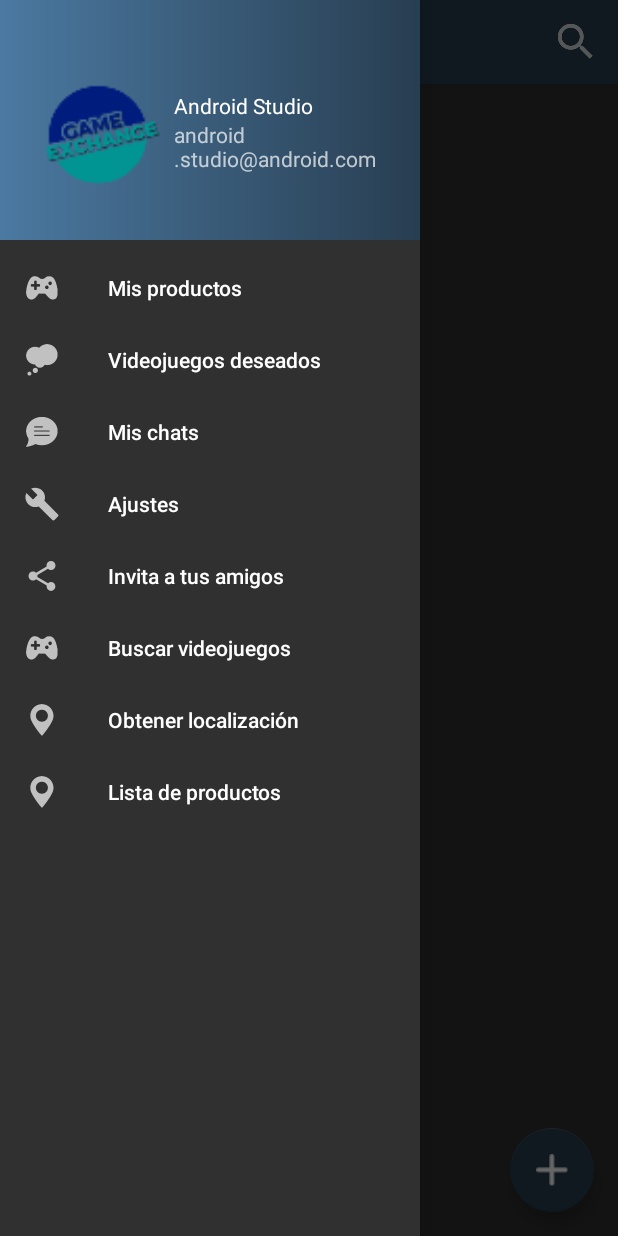
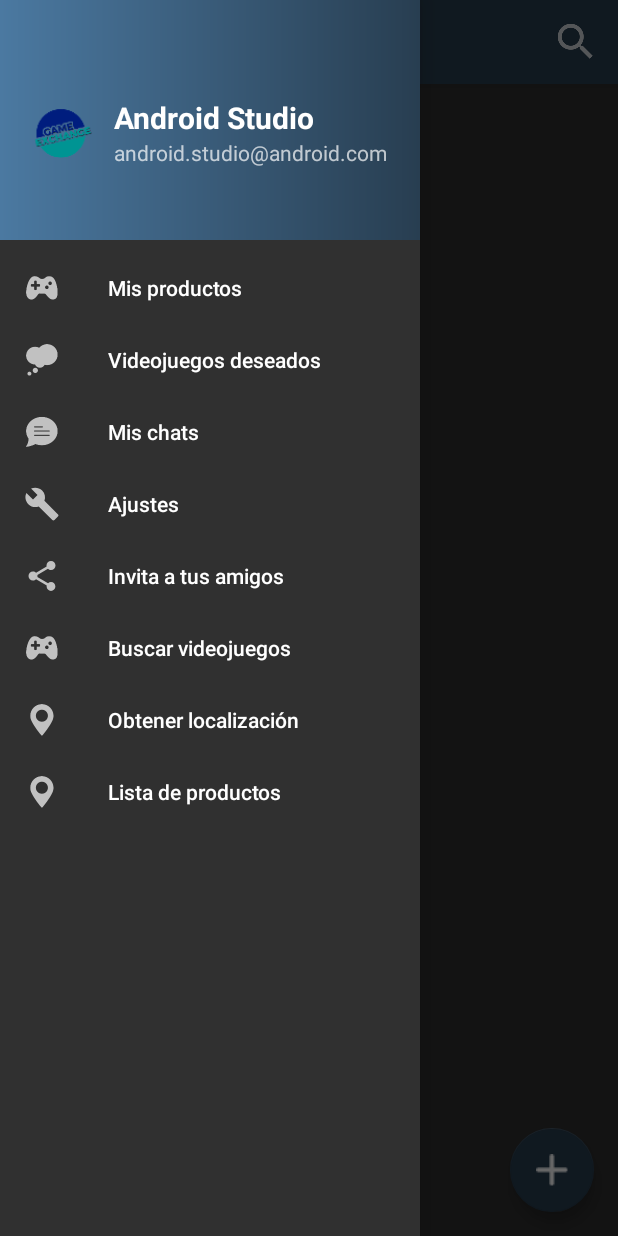
Before and after one commit to JoonGB/GameExangeApp, an Android app: the ProductoListActivity screen opened directly, with no data from a screen before it, with the side drawer open, on a phone screen of 412 x 824 dp. Run offline under Robolectric (Android 15) with nearby library versions, the phone set to English and light mode, and no system bars.

Commit message:
Header Usuario

```diff
--- a/app/src/main/java/gameexange/com/gameexangeapp/controllers/activitites/BaseDrawerActivity.java
+++ b/app/src/main/java/gameexange/com/gameexangeapp/controllers/activitites/BaseDrawerActivity.java
@@ -1,8 +1,11 @@
 package gameexange.com.gameexangeapp.controllers.activitites;
 
 import android.content.Intent;
+import android.graphics.BitmapFactory;
 import android.os.Bundle;
+import android.os.UserManager;
 import android.support.design.widget.FloatingActionButton;
+import android.util.Base64;
 import android.view.View;
 import android.support.design.widget.NavigationView;
 import android.support.v4.view.GravityCompat;
@@ -12,15 +15,26 @@ import android.support.v7.app.AppCompatActivity;
 import android.support.v7.widget.Toolbar;
 import android.view.Menu;
 import android.view.MenuItem;
+import android.widget.ImageView;
+import android.widget.LinearLayout;
+import android.widget.TextView;
 import android.widget.Toast;
 
 import gameexange.com.gameexangeapp.FiltrosBusquedaProductos;
 import gameexange.com.gameexangeapp.ObtenerLocalizacion;
 import gameexange.com.gameexangeapp.R;
 import gameexange.com.gameexangeapp.ResultadosBusqueda;
+import gameexange.com.gameexangeapp.controllers.managers.UsuarioCallback;
+import gameexange.com.gameexangeapp.controllers.managers.UsuarioManager;
+import gameexange.com.gameexangeapp.models.UserExt;
+import gameexange.com.gameexangeapp.models.Videojuego;
 
-public class BaseDrawerActivity extends AppCompatActivity implements NavigationView.OnNavigationItemSelectedListener {
+public class BaseDrawerActivity extends AppCompatActivity implements NavigationView.OnNavigationItemSelectedListener, UsuarioCallback {
     private View view;
+
+    private ImageView ivUsuario;
+    private TextView tvLoginUsuario;
+    private TextView tvEmailUsuario;
 
     @Override
     protected void onCreate(Bundle savedInstanceState) {
@@ -29,6 +43,12 @@ public class BaseDrawerActivity extends AppCompatActivity implements NavigationV
         Toolbar toolbar = (Toolbar) findViewById(R.id.toolbar);
         toolbar.setTitle("");
         setSupportActionBar(toolbar);
+
+        NavigationView header = (NavigationView) findViewById(R.id.nav_view);
+        View headerView = header.getHeaderView(0);
+        ivUsuario = (ImageView) headerView.findViewById(R.id.ivUsuario);
+        tvLoginUsuario = (TextView) headerView.findViewById(R.id.tvLoginUsuario);
+        tvEmailUsuario = (TextView) headerView.findViewById(R.id.tvEmailUsuario);
 
 /*
         List<Videojuego> videojuegos = new ArrayList<>();
@@ -70,6 +90,8 @@ public class BaseDrawerActivity extends AppCompatActivity implements NavigationV
 
         NavigationView navigationView = (NavigationView) findViewById(R.id.nav_view);
         navigationView.setNavigationItemSelectedListener(this);
+
+        UsuarioManager.getInstance().getUsuarioExtByLogin(BaseDrawerActivity.this);
     }
 
     @Override
@@ -113,7 +135,10 @@ public class BaseDrawerActivity extends AppCompatActivity implements NavigationV
         } else if (id == R.id.nav_ajustes) {
             Toast.makeText(this, "Ajustes", Toast.LENGTH_SHORT).show();
         } else if (id == R.id.nav_compartir) {
-            Toast.makeText(this, "Gracias por compartir", Toast.LENGTH_SHORT).show();
+            Intent intent = new Intent(Intent.ACTION_SEND);
+            intent.setType("text/plain");
+            intent.putExtra(Intent.EXTRA_TEXT, "Descárgate Gameexchange! Muy pronto en Play Store.");
+            startActivity(Intent.createChooser(intent, "Compartir con"));
         } else if (id == R.id.nav_busqueda_videojuegos) {
             Intent intent = new Intent(this, BusquedaVideojuego.class);
             startActivity(intent);
@@ -129,4 +154,23 @@ public class BaseDrawerActivity extends AppCompatActivity implements NavigationV
         drawer.closeDrawer(GravityCompat.START);
         return true;
     }
+
+    @Override
+    public void onSuccessUserExt(UserExt userExt) {
+        if (userExt.getFoto() != null) {
+            String fotoUsuario = userExt.getFoto();
+            byte[] imageAsBytes = Base64.decode(fotoUsuario, Base64.DEFAULT);
+            ivUsuario.setImageBitmap(BitmapFactory.decodeByteArray(imageAsBytes, 0, imageAsBytes.length));
+        } else {
+            ivUsuario.setImageResource(R.drawable.logo);
+        }
+
+        tvLoginUsuario.setText(userExt.getUser().getLogin());
+        tvEmailUsuario.setText(userExt.getUser().getEmail());
+    }
+
+    @Override
+    public void onFailure(Throwable t) {
+
+    }
 }
--- a/app/src/main/java/gameexange/com/gameexangeapp/controllers/activitites/CrearProductoActivity.java
+++ b/app/src/main/java/gameexange/com/gameexangeapp/controllers/activitites/CrearProductoActivity.java
@@ -18,6 +18,7 @@ import android.widget.LinearLayout;
 import android.widget.TextView;
 import android.widget.Toast;
 
+import com.google.android.gms.vision.text.Line;
 import com.squareup.picasso.Picasso;
 
 import java.io.ByteArrayOutputStream;
@@ -82,6 +83,10 @@ public class CrearProductoActivity extends AppCompatActivity implements Producto
         btnCrearProducto = (Button) findViewById(R.id.btnCrearProducto);
         tvErrorFotoProducto = (TextView) findViewById(R.id.tv_error_fotos);
         tvErrorVideojuegoProducto = (TextView) findViewById(R.id.tv_error_videojuego);
+
+        llBuscadorItem = (LinearLayout) findViewById(R.id.llBuscadorItem);
+        ivVideojuego = (ImageView) findViewById(R.id.imagenVideojuego);
+        tvNombreVideojuego = (TextView) findViewById(R.id.nombreVideojuego);
 
         llBuscadorItem.setVisibility(View.INVISIBLE);
 
--- a/app/src/main/res/layout/activity_base_drawer.xml
+++ b/app/src/main/res/layout/activity_base_drawer.xml
@@ -10,6 +10,7 @@
 
     <include
         layout="@layout/app_bar_base_drawer"
+        android:id="@+id/header"
         android:layout_width="match_parent"
         android:layout_height="match_parent" />
 
--- a/app/src/main/res/layout/nav_header_base_drawer.xml
+++ b/app/src/main/res/layout/nav_header_base_drawer.xml
@@ -15,7 +15,7 @@
 
     <ImageView
         android:id="@+id/ivUsuario"
-        android:layout_width="100dp"
+        android:layout_width="50dp"
         android:layout_height="match_parent"
         android:paddingTop="@dimen/nav_header_vertical_spacing"
         app:srcCompat="@mipmap/ic_launcher" />
@@ -24,12 +24,15 @@
         android:layout_width="match_parent"
         android:layout_height="match_parent"
         android:orientation="vertical"
-        android:gravity="center">
+        android:gravity="center"
+        android:paddingLeft="10dp">
         <TextView
             android:id="@+id/tvLoginUsuario"
             android:layout_width="match_parent"
             android:layout_height="wrap_content"
             android:paddingTop="@dimen/nav_header_vertical_spacing"
+            android:textStyle="bold"
+            android:textSize="20dp"
             android:text="Android Studio"
             android:textAppearance="@style/TextAppearance.AppCompat.Body1" />
 
```
Also changed, not shown: 27 other files.
